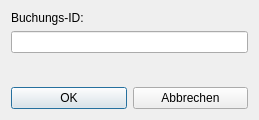
This is upandaway/idinput.ui in tuandung18/Upandaway as Qt 5 draws it before an edit. The edited form follows.
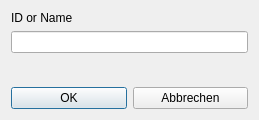
This is the edited form.

What changed in the file:
```diff
--- a/upandaway/idinput.ui
+++ b/upandaway/idinput.ui
@@ -19,7 +19,7 @@
      <item>
       <widget class="QLabel" name="label">
        <property name="text">
-        <string>Buchungs-ID:</string>
+        <string>ID or Name</string>
        </property>
        <property name="scaledContents">
         <bool>true</bool>
```
